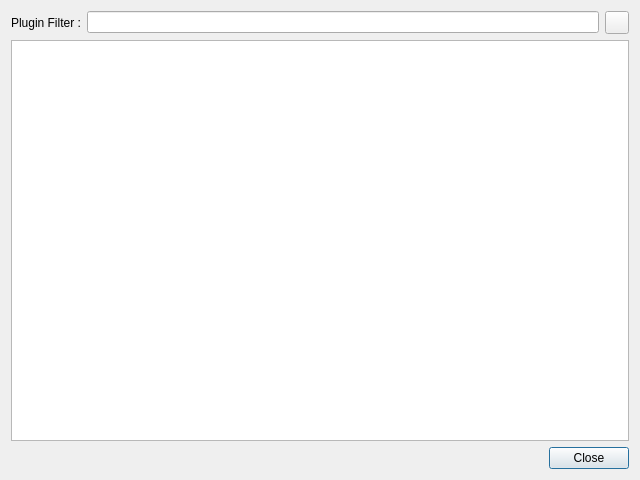
Qt form src/ui/pluginmanager.ui (yag00/raptor) before a commit.
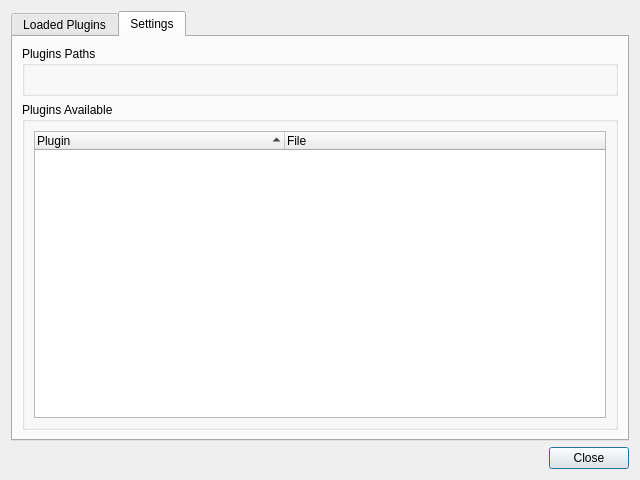
The same form after that commit. The open tabs and pages were chosen to show the change. Icons and pictures are not drawn. Custom widgets are drawn as their Qt base class.

Commit message: pyrator : plugin manager

The edit to the form file:
```diff
--- a/src/ui/pluginmanager.ui
+++ b/src/ui/pluginmanager.ui
@@ -17,6 +17,20 @@
    <iconset resource="../ressources.qrc">
     <normaloff>:/pyplugin/plugins.png</normaloff>:/pyplugin/plugins.png</iconset>
   </property>
+  <layout class="QVBoxLayout" name="verticalLayout_3">
+   <item>
+    <widget class="QTabWidget" name="tabWidget">
+     <property name="currentIndex">
+      <number>0</number>
+     </property>
+     <widget class="QWidget" name="loadedPluginTab">
+      <attribute name="icon">
+       <iconset resource="../ressources.qrc">
+        <normaloff>:/pyplugin/plugins.png</normaloff>:/pyplugin/plugins.png</iconset>
+      </attribute>
+      <attribute name="title">
+       <string>Loaded Plugins</string>
+      </attribute>
   <layout class="QVBoxLayout" name="verticalLayout">
    <item>
     <layout class="QHBoxLayout" name="horizontalLayout">
@@ -52,6 +66,87 @@
    <item>
     <widget class="QListWidget" name="lwPlugins"/>
    </item>
+      </layout>
+     </widget>
+     <widget class="QWidget" name="settingsPluginTab">
+      <attribute name="icon">
+       <iconset resource="../ressources.qrc">
+        <normaloff>:/images/settings.png</normaloff>:/images/settings.png</iconset>
+      </attribute>
+      <attribute name="title">
+       <string>Settings</string>
+      </attribute>
+      <layout class="QVBoxLayout" name="verticalLayout_2">
+       <item>
+        <widget class="PathListEditor" name="plePluginsPaths">
+         <property name="minimumSize">
+          <size>
+           <width>50</width>
+           <height>50</height>
+          </size>
+         </property>
+         <property name="title">
+          <string>Plugins Paths</string>
+         </property>
+        </widget>
+       </item>
+       <item>
+        <widget class="QGroupBox" name="groupBox">
+         <property name="title">
+          <string>Plugins Available</string>
+         </property>
+         <layout class="QVBoxLayout" name="verticalLayout_4">
+          <item>
+           <widget class="QTreeWidget" name="twAvailablePlugins">
+            <property name="alternatingRowColors">
+             <bool>true</bool>
+            </property>
+            <property name="rootIsDecorated">
+             <bool>false</bool>
+            </property>
+            <property name="itemsExpandable">
+             <bool>false</bool>
+            </property>
+            <property name="sortingEnabled">
+             <bool>true</bool>
+            </property>
+            <attribute name="headerCascadingSectionResizes">
+             <bool>false</bool>
+            </attribute>
+            <attribute name="headerDefaultSectionSize">
+             <number>250</number>
+            </attribute>
+            <attribute name="headerHighlightSections">
+             <bool>false</bool>
+            </attribute>
+            <attribute name="headerMinimumSectionSize">
+             <number>100</number>
+            </attribute>
+            <attribute name="headerShowSortIndicator" stdset="0">
+             <bool>true</bool>
+            </attribute>
+            <attribute name="headerStretchLastSection">
+             <bool>true</bool>
+            </attribute>
+            <column>
+             <property name="text">
+              <string>Plugin</string>
+             </property>
+            </column>
+            <column>
+             <property name="text">
+              <string>File</string>
+             </property>
+            </column>
+           </widget>
+          </item>
+         </layout>
+        </widget>
+       </item>
+      </layout>
+     </widget>
+    </widget>
+   </item>
    <item>
     <widget class="QDialogButtonBox" name="dbbButtons">
      <property name="standardButtons">
@@ -61,6 +156,14 @@
    </item>
   </layout>
  </widget>
+ <customwidgets>
+  <customwidget>
+   <class>PathListEditor</class>
+   <extends>QGroupBox</extends>
+   <header location="global">widget/PathListEditor.h</header>
+   <container>1</container>
+  </customwidget>
+ </customwidgets>
  <resources>
   <include location="../ressources.qrc"/>
  </resources>
```
Lines whose indentation alone changed are shown as unchanged. The commit also changes 6 other files.
